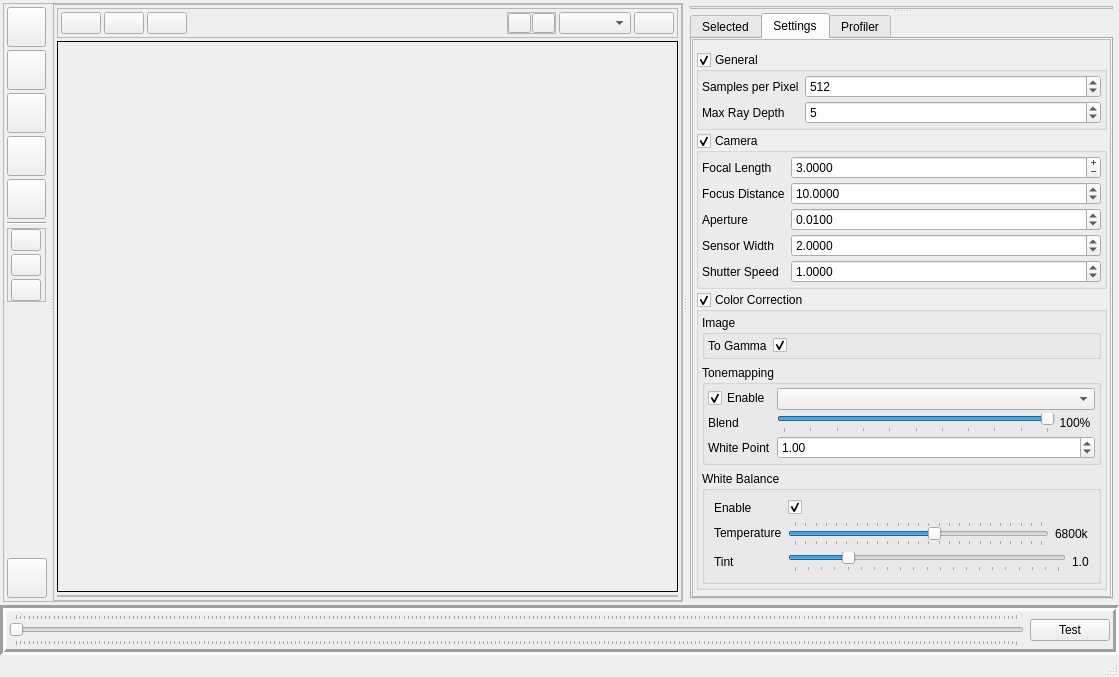
The window that nectar_render/gui/resource/mainwidget.ui (ZacharyBork/NectarRender) describes before a commit, drawn with Qt 5.
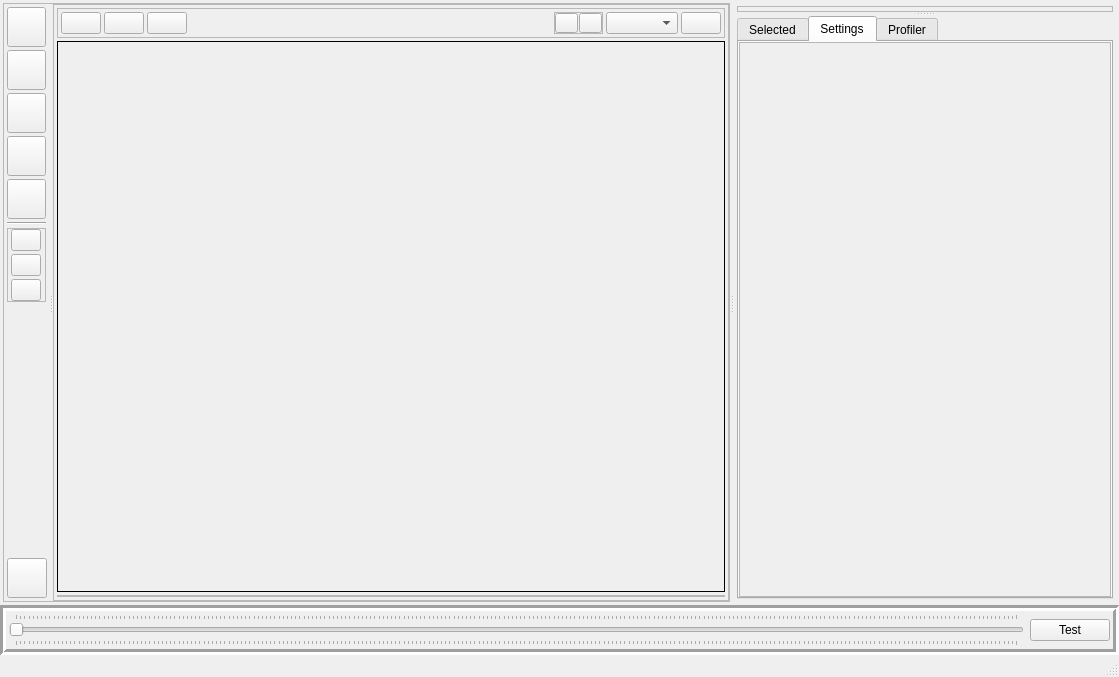
The same window after the commit.

Commit message: Moved settings groups in GUI to new collapsible groupbox

```diff
--- a/nectar_render/gui/resource/mainwidget.ui
+++ b/nectar_render/gui/resource/mainwidget.ui
@@ -653,6 +653,12 @@
               <enum>Qt::Vertical</enum>
              </property>
              <widget class="QFrame" name="outliner_frame">
+              <property name="sizePolicy">
+               <sizepolicy hsizetype="Preferred" vsizetype="Maximum">
+                <horstretch>0</horstretch>
+                <verstretch>0</verstretch>
+               </sizepolicy>
+              </property>
               <property name="frameShape">
                <enum>QFrame::StyledPanel</enum>
               </property>
@@ -828,25 +834,25 @@
                     <rect>
                      <x>0</x>
                      <y>0</y>
-                     <width>381</width>
-                     <height>616</height>
+                     <width>420</width>
+                     <height>530</height>
                     </rect>
                    </property>
                    <layout class="QVBoxLayout" name="verticalLayout_7">
                     <property name="spacing">
-                     <number>3</number>
+                     <number>0</number>
                     </property>
                     <property name="leftMargin">
-                     <number>3</number>
+                     <number>0</number>
                     </property>
                     <property name="topMargin">
-                     <number>3</number>
+                     <number>0</number>
                     </property>
                     <property name="rightMargin">
-                     <number>3</number>
+                     <number>0</number>
                     </property>
                     <property name="bottomMargin">
-                     <number>3</number>
+                     <number>0</number>
                     </property>
                     <item>
                      <widget class="QFrame" name="settings_frame">
@@ -875,520 +881,6 @@
                       </layout>
                      </widget>
                     </item>
-                    <item>
-                     <widget class="QGroupBox" name="general_settings">
-                      <property name="title">
-                       <string>General</string>
-                      </property>
-                      <property name="checkable">
-                       <bool>true</bool>
-                      </property>
-                      <layout class="QFormLayout" name="formLayout_2">
-                       <property name="verticalSpacing">
-                        <number>3</number>
-                       </property>
-                       <property name="leftMargin">
-                        <number>3</number>
-                       </property>
-                       <property name="topMargin">
-                        <number>3</number>
-                       </property>
-                       <property name="rightMargin">
-                        <number>3</number>
-                       </property>
-                       <property name="bottomMargin">
-                        <number>3</number>
-                       </property>
-                       <item row="0" column="0">
-                        <widget class="QLabel" name="label_6">
-                         <property name="text">
-                          <string>Samples per Pixel</string>
-                         </property>
-                        </widget>
-                       </item>
-                       <item row="0" column="1">
-                        <widget class="QSpinBox" name="n_samples">
-                         <property name="minimum">
-                          <number>1</number>
-                         </property>
-                         <property name="maximum">
-                          <number>99999</number>
-                         </property>
-                         <property name="value">
-                          <number>512</number>
-                         </property>
-                        </widget>
-                       </item>
-                       <item row="1" column="0">
-                        <widget class="QLabel" name="label_10">
-                         <property name="text">
-                          <string>Max Ray Depth</string>
-                         </property>
-                        </widget>
-                       </item>
-                       <item row="1" column="1">
-                        <widget class="QSpinBox" name="max_depth">
-                         <property name="minimum">
-                          <number>0</number>
-                         </property>
-                         <property name="maximum">
-                          <number>512</number>
-                         </property>
-                         <property name="value">
-                          <number>5</number>
-                         </property>
-                        </widget>
-                       </item>
-                      </layout>
-                     </widget>
-                    </item>
-                    <item>
-                     <widget class="QGroupBox" name="camera_settings">
-                      <property name="title">
-                       <string>Camera</string>
-                      </property>
-                      <property name="checkable">
-                       <bool>true</bool>
-                      </property>
-                      <layout class="QFormLayout" name="formLayout">
-                       <property name="horizontalSpacing">
-                        <number>6</number>
-                       </property>
-                       <property name="verticalSpacing">
-                        <number>3</number>
-                       </property>
-                       <property name="leftMargin">
-                        <number>3</number>
-                       </property>
-                       <property name="topMargin">
-                        <number>3</number>
-                       </property>
-                       <property name="rightMargin">
-                        <number>3</number>
-                       </property>
-                       <property name="bottomMargin">
-                        <number>3</number>
-                       </property>
-                       <item row="0" column="0">
-                        <widget class="QLabel" name="label">
-                         <property name="text">
-                          <string>Focal Length</string>
-                         </property>
-                        </widget>
-                       </item>
-                       <item row="0" column="1">
-                        <widget class="QDoubleSpinBox" name="focal_length">
-                         <property name="frame">
-                          <bool>true</bool>
-                         </property>
-                         <property name="buttonSymbols">
-                          <enum>QAbstractSpinBox::PlusMinus</enum>
-                         </property>
-                         <property name="decimals">
-                          <number>4</number>
-                         </property>
-                         <property name="minimum">
-                          <double>0.000100000000000</double>
-                         </property>
-                         <property name="maximum">
-                          <double>999.000000000000000</double>
-                         </property>
-                         <property name="value">
-                          <double>3.000000000000000</double>
-                         </property>
-                        </widget>
-                       </item>
-                       <item row="1" column="0">
-                        <widget class="QLabel" name="label_2">
-                         <property name="text">
-                          <string>Focus Distance</string>
-                         </property>
-                        </widget>
-                       </item>
-                       <item row="1" column="1">
-                        <widget class="QDoubleSpinBox" name="focus_distance">
-                         <property name="decimals">
-                          <number>4</number>
-                         </property>
-                         <property name="minimum">
-                          <double>0.000100000000000</double>
-                         </property>
-                         <property name="maximum">
-                          <double>32767.000000000000000</double>
-                         </property>
-                         <property name="value">
-                          <double>10.000000000000000</double>
-                         </property>
-                        </widget>
-                       </item>
-                       <item row="2" column="0">
-                        <widget class="QLabel" name="label_3">
-                         <property name="text">
-                          <string>Aperture</string>
-                         </property>
-                        </widget>
-                       </item>
-                       <item row="2" column="1">
-                        <widget class="QDoubleSpinBox" name="aperture">
-                         <property name="decimals">
-                          <number>4</number>
-                         </property>
-                         <property name="minimum">
-                          <double>0.000100000000000</double>
-                         </property>
-                         <property name="maximum">
-                          <double>1024.000000000000000</double>
-                         </property>
-                         <property name="singleStep">
-                          <double>0.010000000000000</double>
-                         </property>
-                         <property name="value">
-                          <double>0.010000000000000</double>
-                         </property>
-                        </widget>
-                       </item>
-                       <item row="3" column="0">
-                        <widget class="QLabel" name="label_4">
-                         <property name="text">
-                          <string>Sensor Width</string>
-                         </property>
-                        </widget>
-                       </item>
-                       <item row="3" column="1">
-                        <widget class="QDoubleSpinBox" name="sensor_width">
-                         <property name="decimals">
-                          <number>4</number>
-                         </property>
-                         <property name="minimum">
-                          <double>0.000100000000000</double>
-                         </property>
-                         <property name="maximum">
-                          <double>1024.000000000000000</double>
-                         </property>
-                         <property name="singleStep">
-                          <double>0.100000000000000</double>
-                         </property>
-                         <property name="value">
-                          <double>2.000000000000000</double>
-                         </property>
-                        </widget>
-                       </item>
-                       <item row="4" column="0">
-                        <widget class="QLabel" name="label_5">
-                         <property name="text">
-                          <string>Shutter Speed</string>
-                         </property>
-                        </widget>
-                       </item>
-                       <item row="4" column="1">
-                        <widget class="QDoubleSpinBox" name="shutter_speed">
-                         <property name="decimals">
-                          <number>4</number>
-                         </property>
-                         <property name="minimum">
-                          <double>0.000100000000000</double>
-                         </property>
-                         <property name="maximum">
-                          <double>999.990000000000009</double>
-                         </property>
-                         <property name="singleStep">
-                          <double>0.100000000000000</double>
-                         </property>
-                         <property name="value">
-                          <double>1.000000000000000</double>
-                         </property>
-                        </widget>
-                       </item>
-                      </layout>
-                     </widget>
-                    </item>
-                    <item>
-                     <widget class="QGroupBox" name="color_correction_settings">
-                      <property name="title">
-                       <string>Color Correction</string>
-                      </property>
-                      <property name="checkable">
-                       <bool>true</bool>
-                      </property>
-                      <layout class="QVBoxLayout" name="verticalLayout_14">
-                       <property name="leftMargin">
-                        <number>3</number>
-                       </property>
-                       <property name="topMargin">
-                        <number>3</number>
-                       </property>
-                       <property name="rightMargin">
-                        <number>3</number>
-                       </property>
-                       <property name="bottomMargin">
-                        <number>3</number>
-                       </property>
-                       <item>
-                        <widget class="QGroupBox" name="groupBox_2">
-                         <property name="title">
-                          <string>Image</string>
-                         </property>
-                         <property name="flat">
-                          <bool>true</bool>
-                         </property>
-                         <layout class="QFormLayout" name="formLayout_5">
-                          <property name="verticalSpacing">
-                           <number>3</number>
-                          </property>
-                          <property name="leftMargin">
-                           <number>3</number>
-                          </property>
-                          <property name="topMargin">
-                           <number>3</number>
-                          </property>
-                          <property name="rightMargin">
-                           <number>3</number>
-                          </property>
-                          <property name="bottomMargin">
-                           <number>3</number>
-                          </property>
-                          <item row="0" column="0">
-                           <widget class="QLabel" name="label_14">
-                            <property name="text">
-                             <string>To Gamma</string>
-                            </property>
-                           </widget>
-                          </item>
-                          <item row="0" column="1">
-                           <widget class="QCheckBox" name="linear_to_gamma">
-                            <property name="text">
-                             <string/>
-                            </property>
-                            <property name="checked">
-                             <bool>true</bool>
-                            </property>
-                           </widget>
-                          </item>
-                         </layout>
-                        </widget>
-                       </item>
-                       <item>
-                        <widget class="QGroupBox" name="groupBox_3">
-                         <property name="title">
-                          <string>Tonemapping</string>
-                         </property>
-                         <property name="flat">
-                          <bool>true</bool>
-                         </property>
-                         <layout class="QFormLayout" name="formLayout_6">
-                          <property name="verticalSpacing">
-                           <number>3</number>
-                          </property>
-                          <property name="leftMargin">
-                           <number>3</number>
-                          </property>
-                          <property name="topMargin">
-                           <number>3</number>
-                          </property>
-                          <property name="rightMargin">
-                           <number>3</number>
-                          </property>
-                          <property name="bottomMargin">
-                           <number>3</number>
-                          </property>
-                          <item row="0" column="0">
-                           <widget class="QCheckBox" name="enable_tonemap">
-                            <property name="text">
-                             <string>Enable</string>
-                            </property>
-                            <property name="checked">
-                             <bool>true</bool>
-                            </property>
-                           </widget>
-                          </item>
-                          <item row="0" column="1">
-                           <widget class="QComboBox" name="tonemap_method">
-                            <property name="currentText">
-                             <string/>
-                            </property>
-                           </widget>
-                          </item>
-                          <item row="1" column="0">
-                           <widget class="QLabel" name="label_12">
-                            <property name="text">
-                             <string>Blend</string>
-                            </property>
-                           </widget>
-                          </item>
-                          <item row="1" column="1">
-                           <layout class="QHBoxLayout" name="horizontalLayout">
-                            <item>
-                             <widget class="QSlider" name="tonemap_alpha">
-                              <property name="maximum">
-                               <number>100</number>
-                              </property>
-                              <property name="value">
-                               <number>100</number>
-                              </property>
-                              <property name="orientation">
-                               <enum>Qt::Horizontal</enum>
-                              </property>
-                              <property name="tickPosition">
-                               <enum>QSlider::TicksBelow</enum>
-                              </property>
-                              <property name="tickInterval">
-                               <number>10</number>
-                              </property>
-                             </widget>
-                            </item>
-                            <item>
-                             <widget class="QLabel" name="tonemap_blend_percent">
-                              <property name="sizePolicy">
-                               <sizepolicy hsizetype="Fixed" vsizetype="Preferred">
-                                <horstretch>0</horstretch>
-                                <verstretch>0</verstretch>
-                               </sizepolicy>
-                              </property>
-                              <property name="minimumSize">
-                               <size>
-                                <width>40</width>
-                                <height>0</height>
-                               </size>
-                              </property>
-                              <property name="text">
-                               <string>100%</string>
-                              </property>
-                              <property name="alignment">
-                               <set>Qt::AlignCenter</set>
-                              </property>
-                             </widget>
-                            </item>
-                           </layout>
-                          </item>
-                          <item row="2" column="0">
-                           <widget class="QLabel" name="label_15">
-                            <property name="text">
-                             <string>White Point</string>
-                            </property>
-                           </widget>
-                          </item>
-                          <item row="2" column="1">
-                           <widget class="QDoubleSpinBox" name="tonemap_white_point">
-                            <property name="singleStep">
-                             <double>0.200000000000000</double>
-                            </property>
-                            <property name="value">
-                             <double>1.000000000000000</double>
-                            </property>
-                           </widget>
-                          </item>
-                         </layout>
-                        </widget>
-                       </item>
-                       <item>
-                        <widget class="QGroupBox" name="white_balance_settings">
-                         <property name="title">
-                          <string>White Balance</string>
-                         </property>
-                         <layout class="QFormLayout" name="formLayout_7">
-                          <item row="0" column="0">
-                           <widget class="QLabel" name="label_16">
-                            <property name="text">
-                             <string>Enable</string>
-                            </property>
-                           </widget>
-                          </item>
-                          <item row="1" column="0">
-                           <widget class="QLabel" name="label_17">
-                            <property name="text">
-                             <string>Temperature</string>
-                            </property>
-                           </widget>
-                          </item>
-                          <item row="2" column="0">
-                           <widget class="QLabel" name="label_18">
-                            <property name="text">
-                             <string>Tint</string>
-                            </property>
-                           </widget>
-                          </item>
-                          <item row="1" column="1">
-                           <layout class="QHBoxLayout" name="horizontalLayout_4">
-                            <item>
-                             <widget class="QSlider" name="wb_temp">
-                              <property name="minimum">
-                               <number>1</number>
-                              </property>
-                              <property name="maximum">
-                               <number>12000</number>
-                              </property>
-                              <property name="value">
-                               <number>6800</number>
-                              </property>
-                              <property name="orientation">
-                               <enum>Qt::Horizontal</enum>
-                              </property>
-                              <property name="invertedAppearance">
-                               <bool>false</bool>
-                              </property>
-                              <property name="tickPosition">
-                               <enum>QSlider::TicksBothSides</enum>
-                              </property>
-                              <property name="tickInterval">
-                               <number>500</number>
-                              </property>
-                             </widget>
-                            </item>
-                            <item>
-                             <widget class="QLabel" name="wb_temp_label">
-                              <property name="text">
-                               <string>6800k</string>
-                              </property>
-                             </widget>
-                            </item>
-                           </layout>
-                          </item>
-                          <item row="2" column="1">
-                           <layout class="QHBoxLayout" name="horizontalLayout_5">
-                            <item>
-                             <widget class="QSlider" name="wb_tint">
-                              <property name="maximum">
-                               <number>500</number>
-                              </property>
-                              <property name="value">
-                               <number>100</number>
-                              </property>
-                              <property name="orientation">
-                               <enum>Qt::Horizontal</enum>
-                              </property>
-                              <property name="tickPosition">
-                               <enum>QSlider::TicksBelow</enum>
-                              </property>
-                              <property name="tickInterval">
-                               <number>25</number>
-                              </property>
-                             </widget>
-                            </item>
-                            <item>
-                             <widget class="QLabel" name="wb_tint_label">
-                              <property name="text">
-                               <string>1.0</string>
-                              </property>
-                             </widget>
-                            </item>
-                           </layout>
-                          </item>
-                          <item row="0" column="1">
-                           <widget class="QCheckBox" name="enable_white_balance">
-                            <property name="text">
-                             <string/>
-                            </property>
-                            <property name="checked">
-                             <bool>true</bool>
-                            </property>
-                           </widget>
-                          </item>
-                         </layout>
-                        </widget>
-                       </item>
-                      </layout>
-                     </widget>
-                    </item>
                     <item>
                      <spacer name="verticalSpacer">
                       <property name="orientation">
```
Left out of the diff: 8 changed lines with no effect on the pictures. The commit also changes 20 other files.
